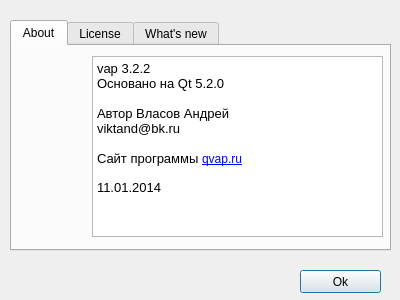
First picture: the form in about.ui, repository viktand/vap4, before the edit.
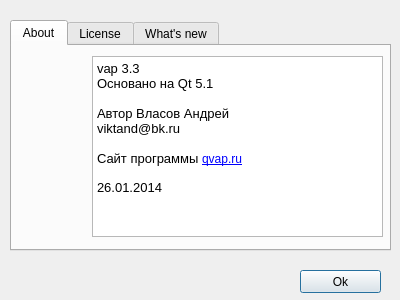
Second picture: the form after the edit. Icons and pictures are not drawn.

The edit to the form file:
```diff
--- a/about.ui
+++ b/about.ui
@@ -78,15 +78,15 @@
 &lt;html&gt;&lt;head&gt;&lt;meta name=&quot;qrichtext&quot; content=&quot;1&quot; /&gt;&lt;style type=&quot;text/css&quot;&gt;
 p, li { white-space: pre-wrap; }
 &lt;/style&gt;&lt;/head&gt;&lt;body style=&quot; font-family:'Sans Serif'; font-size:9pt; font-weight:400; font-style:normal;&quot;&gt;
-&lt;p style=&quot; margin-top:0px; margin-bottom:0px; margin-left:0px; margin-right:0px; -qt-block-indent:0; text-indent:0px;&quot;&gt;&lt;span style=&quot; font-size:10pt;&quot;&gt;vap 3.2.2&lt;/span&gt;&lt;/p&gt;
-&lt;p style=&quot; margin-top:0px; margin-bottom:0px; margin-left:0px; margin-right:0px; -qt-block-indent:0; text-indent:0px;&quot;&gt;&lt;span style=&quot; font-size:10pt;&quot;&gt;Основано на Qt 5.2.0&lt;/span&gt;&lt;/p&gt;
+&lt;p style=&quot; margin-top:0px; margin-bottom:0px; margin-left:0px; margin-right:0px; -qt-block-indent:0; text-indent:0px;&quot;&gt;&lt;span style=&quot; font-size:10pt;&quot;&gt;vap 3.3&lt;/span&gt;&lt;/p&gt;
+&lt;p style=&quot; margin-top:0px; margin-bottom:0px; margin-left:0px; margin-right:0px; -qt-block-indent:0; text-indent:0px;&quot;&gt;&lt;span style=&quot; font-size:10pt;&quot;&gt;Основано на Qt 5.1&lt;/span&gt;&lt;/p&gt;
 &lt;p style=&quot;-qt-paragraph-type:empty; margin-top:0px; margin-bottom:0px; margin-left:0px; margin-right:0px; -qt-block-indent:0; text-indent:0px; font-size:10pt;&quot;&gt;&lt;br /&gt;&lt;/p&gt;
 &lt;p style=&quot; margin-top:0px; margin-bottom:0px; margin-left:0px; margin-right:0px; -qt-block-indent:0; text-indent:0px;&quot;&gt;&lt;span style=&quot; font-size:10pt;&quot;&gt;Автор Власов Андрей&lt;/span&gt;&lt;/p&gt;
 &lt;p style=&quot; margin-top:0px; margin-bottom:0px; margin-left:0px; margin-right:0px; -qt-block-indent:0; text-indent:0px;&quot;&gt;&lt;span style=&quot; font-size:10pt;&quot;&gt;viktand@bk.ru&lt;/span&gt;&lt;/p&gt;
 &lt;p style=&quot;-qt-paragraph-type:empty; margin-top:0px; margin-bottom:0px; margin-left:0px; margin-right:0px; -qt-block-indent:0; text-indent:0px; font-size:10pt;&quot;&gt;&lt;br /&gt;&lt;/p&gt;
 &lt;p style=&quot; margin-top:0px; margin-bottom:0px; margin-left:0px; margin-right:0px; -qt-block-indent:0; text-indent:0px;&quot;&gt;&lt;span style=&quot; font-size:10pt;&quot;&gt;Сайт программы &lt;/span&gt;&lt;a href=&quot;http://www.qvap.ru&quot;&gt;&lt;span style=&quot; text-decoration: underline; color:#0000ff;&quot;&gt;qvap.ru&lt;/span&gt;&lt;/a&gt;&lt;/p&gt;
 &lt;p style=&quot;-qt-paragraph-type:empty; margin-top:0px; margin-bottom:0px; margin-left:0px; margin-right:0px; -qt-block-indent:0; text-indent:0px; text-decoration: underline; color:#0000ff;&quot;&gt;&lt;br /&gt;&lt;/p&gt;
-&lt;p style=&quot; margin-top:0px; margin-bottom:0px; margin-left:0px; margin-right:0px; -qt-block-indent:0; text-indent:0px;&quot;&gt;&lt;span style=&quot; font-size:10pt;&quot;&gt;11.01.2014&lt;/span&gt;&lt;/p&gt;&lt;/body&gt;&lt;/html&gt;</string>
+&lt;p style=&quot; margin-top:0px; margin-bottom:0px; margin-left:0px; margin-right:0px; -qt-block-indent:0; text-indent:0px;&quot;&gt;&lt;span style=&quot; font-size:10pt;&quot;&gt;26.01.2014&lt;/span&gt;&lt;/p&gt;&lt;/body&gt;&lt;/html&gt;</string>
      </property>
      <property name="textInteractionFlags">
       <set>Qt::LinksAccessibleByMouse|Qt::TextSelectableByMouse</set>
```
Left out of the diff: 3 changed lines with no effect on the pictures.
